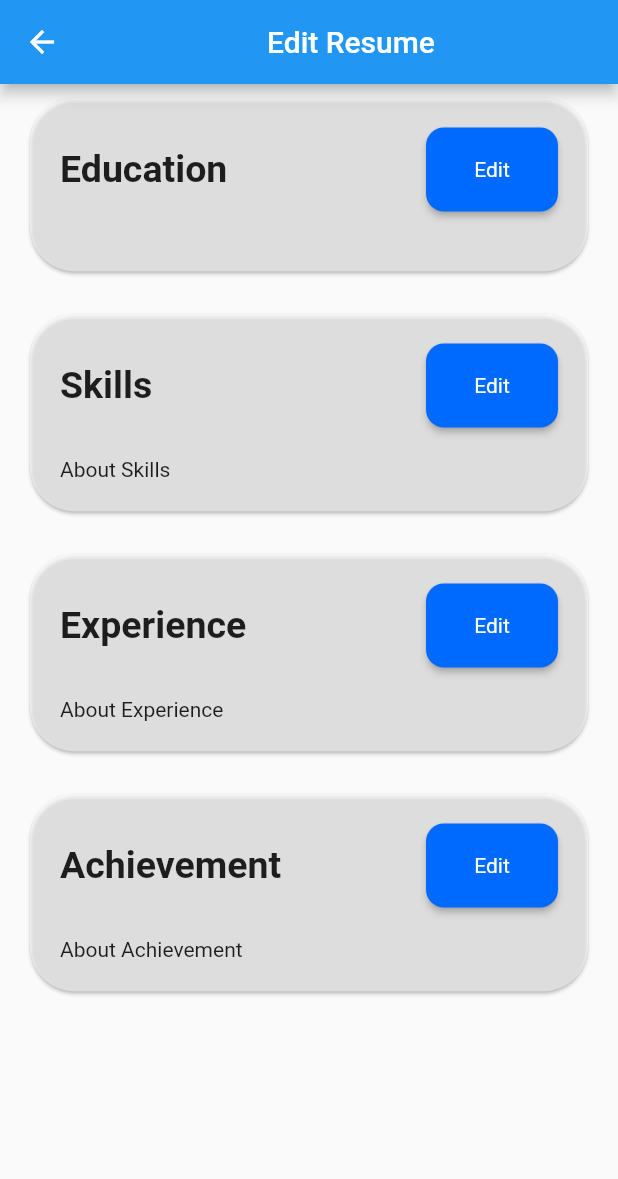
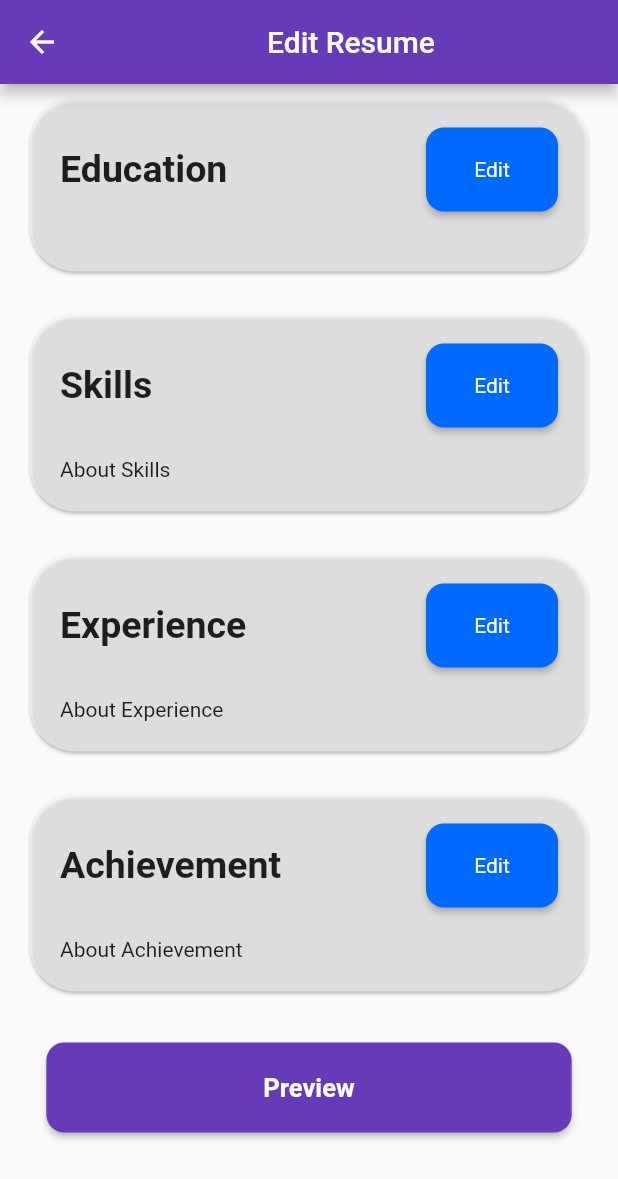
Before and after one commit to alvi-khan/Resume-Maker, a Flutter app: the EditResume screen opened directly, on a phone screen of 412 x 824 dp. Shown: the top 1179 px of the screen. Run offline on Flutter 3.47's test engine with Material 2 defaults, Android fonts, the phone set to English and light mode, and no system bars; our stand-ins replace cloud_firestore, firebase_auth, firebase_core, google_sign_in; missing offline and left inert: flutter_html_to_pdf; accounts and stored records are empty; network calls fail.

Commit message:
UI fixes.

```diff
--- a/lib/components/edit_resume.dart
+++ b/lib/components/edit_resume.dart
@@ -251,6 +251,30 @@ class _EditResumeState extends State<EditResume> {
                   ],
                 ),
               ),
+              const SizedBox(
+                height: 30.0,
+              ),
+              SizedBox(
+                width: MediaQuery.of(context).size.width * 0.85,
+                child: RawMaterialButton(
+                  fillColor: Colors.deepPurple,
+                  padding: const EdgeInsets.symmetric(vertical: 20.0),
+                  shape: RoundedRectangleBorder(
+                      borderRadius: BorderRadius.circular(12.0)),
+                  onPressed: () async {},
+                  child: Text(
+                    'Preview',
+                    style: TextStyle(
+                        color: Colors.white,
+                      fontSize: 17,
+                      fontWeight: FontWeight.bold
+                    ),
+                  ),
+                ),
+              ),
+              const SizedBox(
+                height: 20.0,
+              ),
             ],
           ),
         ),
--- a/lib/components/login_signup.dart
+++ b/lib/components/login_signup.dart
@@ -40,7 +40,8 @@ class _LoginPageState extends State<LoginPage> {
             Center(
               child: Image.asset(
                 'assets/images/login.png',
-                height: 300,
+                height: MediaQuery.of(context).size.height * 0.3,
+                // height: 260,
               ),
             ),
             const SizedBox(
@@ -117,7 +118,7 @@ class Button extends StatelessWidget {
     return TextButton(
         onPressed: onPressed,
         style: TextButton.styleFrom(
-          backgroundColor: const Color(0xFF0069FE),
+          backgroundColor: Colors.deepPurple,
           foregroundColor: Colors.white,
           padding: const EdgeInsets.symmetric(vertical: 20.0),
           shape:
--- a/lib/main.dart
+++ b/lib/main.dart
@@ -25,6 +25,7 @@ class MyApp extends StatelessWidget {
   Widget build(BuildContext context) {
     return MaterialApp(
       debugShowCheckedModeBanner: false,
+      theme: ThemeData(primarySwatch: Colors.deepPurple),
       home: const MyHomePage(),
     );
   }
```
Also changed, not shown: lib/components/preview.dart (+10 -3 lines).
